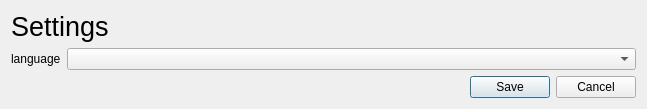
Qt form dialogs/settingsdialog.ui (qohelet/QtZeiterfassung) before a commit.
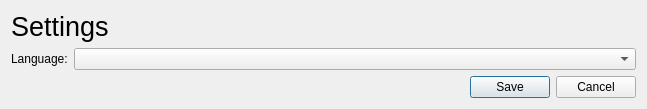
The same form after that commit.

```diff
--- a/dialogs/settingsdialog.ui
+++ b/dialogs/settingsdialog.ui
@@ -37,7 +37,7 @@
      <item row="0" column="0">
       <widget class="QLabel" name="labelLanguage">
        <property name="text">
-        <string>language</string>
+        <string>Language:</string>
        </property>
        <property name="buddy">
         <cstring>comboBoxLanguage</cstring>
```
